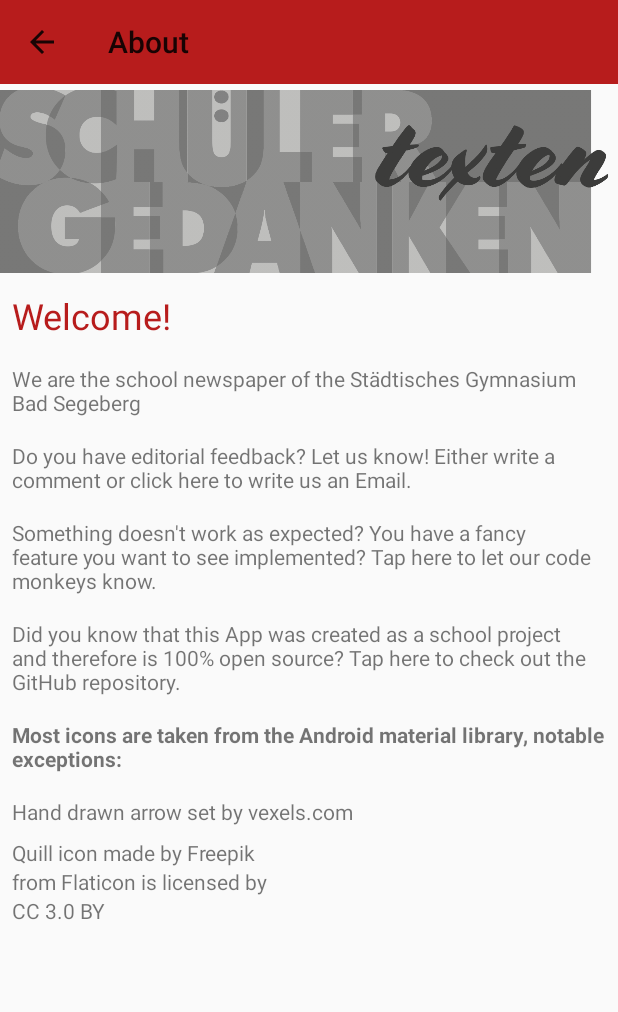
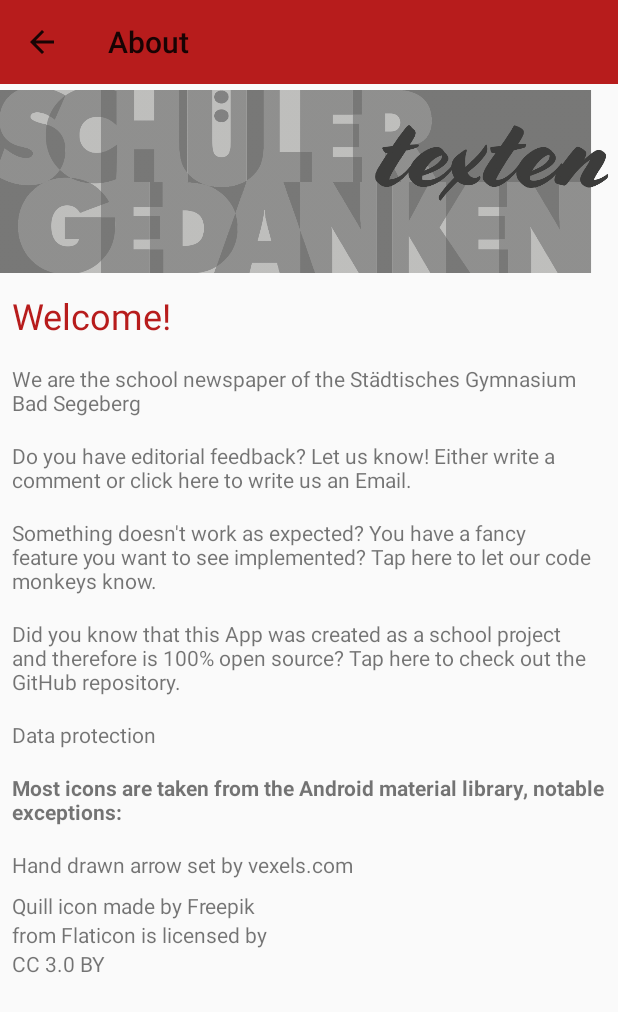
Before and after one commit to gereonelvers/stg-news, an Android app: the AboutActivity screen opened directly, with no data from a screen before it, on a phone screen of 412 x 824 dp. Shown: the top 1012 px of the screen. Run offline under Robolectric (Android 15) with nearby library versions, the phone set to English and light mode, and no system bars.

Commit message:
- DeepLinks can jump straight to comments - Added data protection in AboutActivity

```diff
--- a/app/build.gradle
+++ b/app/build.gradle
@@ -6,8 +6,8 @@ android {
         applicationId "com.elvers.gereon.stgnewsapp"
         minSdkVersion 15
         targetSdkVersion 28
-        versionCode 5
-        versionName "1.1.0"
+        versionCode 6
+        versionName "1.1.1"
         testInstrumentationRunner "android.support.test.runner.AndroidJUnitRunner"
     }
     buildTypes {
--- a/app/src/main/java/com/elvers/gereon/stgnewsapp1/AboutActivity.java
+++ b/app/src/main/java/com/elvers/gereon/stgnewsapp1/AboutActivity.java
@@ -39,7 +39,7 @@ public class AboutActivity extends AppCompatActivity {
                 startActivity(contentFeedbackIntent);
             }
         });
-        final TextView codeFeedbackTV = findViewById(R.id.about_code_feedback);
+        TextView codeFeedbackTV = findViewById(R.id.about_code_feedback);
         codeFeedbackTV.setOnClickListener(new View.OnClickListener() {
             @Override
             public void onClick(View v) {
@@ -56,6 +56,15 @@ public class AboutActivity extends AppCompatActivity {
                 Intent codeSourceIntent = new Intent(Intent.ACTION_VIEW);
                 codeSourceIntent.setData(Uri.parse("https://github.com/gereonelvers/stg-news"));
                 startActivity(codeSourceIntent);
+            }
+        });
+        TextView dataProtectionTV = findViewById(R.id.data_protection);
+        dataProtectionTV.setOnClickListener(new View.OnClickListener() {
+            @Override
+            public void onClick(View v) {
+                Intent dataProtectionIntent = new Intent(Intent.ACTION_VIEW);
+                dataProtectionIntent.setData(Uri.parse("https://stg-sz.net/datenschutzerklaerung/"));
+                startActivity(dataProtectionIntent);
             }
         });
         TextView source1 = findViewById(R.id.about_link1);
--- a/app/src/main/res/layout/activity_about.xml
+++ b/app/src/main/res/layout/activity_about.xml
@@ -61,10 +61,17 @@
         <TextView
             android:layout_width="wrap_content"
             android:layout_height="wrap_content"
+            android:id="@+id/data_protection"
+            android:padding="8dp"
+            android:text="@string/data_protection"/>
+        <TextView
+            android:layout_width="wrap_content"
+            android:layout_height="wrap_content"
             android:id="@+id/about_sources"
             android:padding="8dp"
             android:textStyle="bold"
             android:text="@string/about_image_source"/>
+
         <TextView
             android:layout_width="wrap_content"
             android:layout_height="wrap_content"
--- a/app/src/main/res/values/strings.xml
+++ b/app/src/main/res/values/strings.xml
@@ -79,6 +79,7 @@
     <string name="source3" translatable="false">from Flaticon is licensed by</string>
     <string name="source4" translatable="false">CC 3.0 BY</string>
     <string name="about_welcome_title">Welcome!</string>
+    <string name="data_protection">Data protection</string>
 
     <!-- Image description Strings -->
     <string name="cover_image_description">Cover image of the article</string>
```
Also changed, not shown: app/src/main/java/com/elvers/gereon/stgnewsapp1/ArticleActivity.java (+8 -3 lines), 2 other files.
